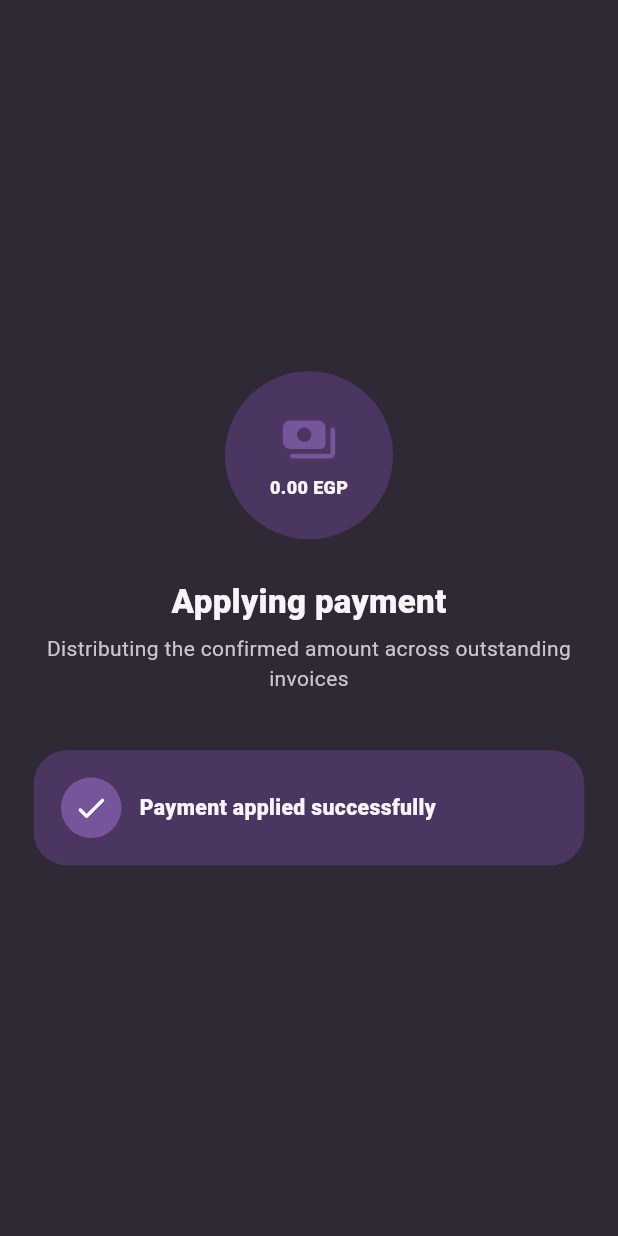
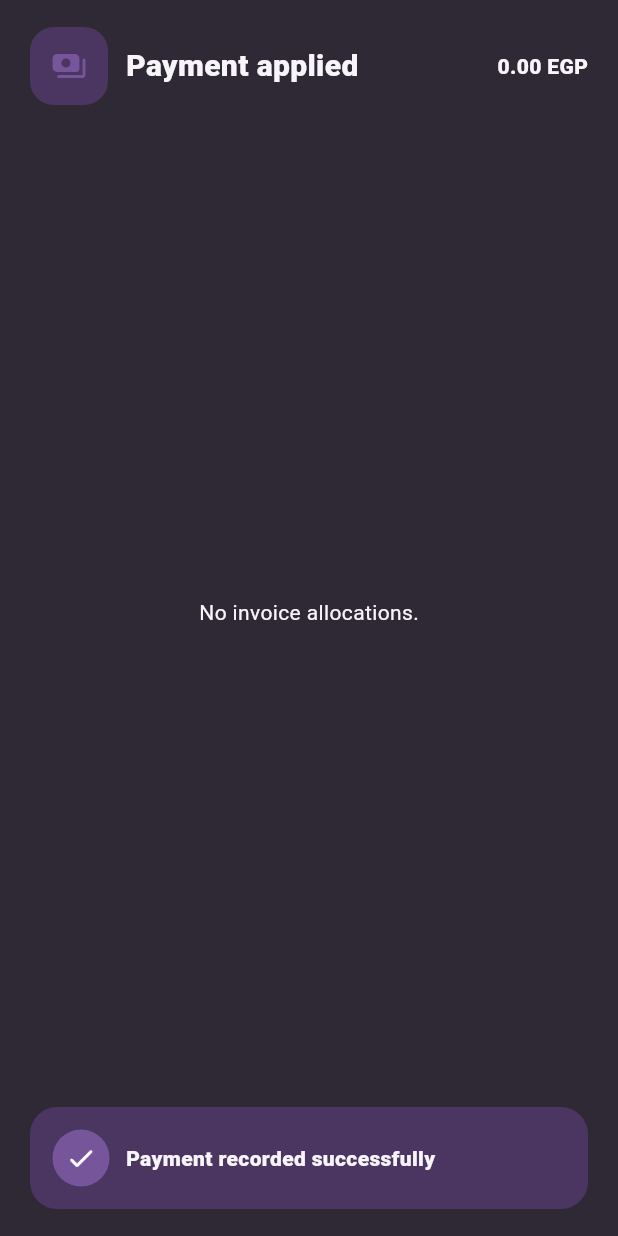
Before and after one commit to MoamenMahmoud1/sales_erp, a Flutter app: the PaymentDistributionAnimation widget shown alone on an empty page, opened directly with empty values, on a phone screen of 412 x 824 dp. Run offline on Flutter 3.47's test engine with Material 3 defaults, Android fonts, the phone set to English and light mode, and no system bars; our stand-ins replace cookie_jar, dio, dio_cookie_manager, flutter_secure_storage, local_auth, share_plus and 1 more; missing offline and left inert: workmanager; accounts and stored records are empty.

Commit message:
fix(car): redesign payment allocation animation safely

```diff
--- a/lib/features/car/presentation/animations/payment_distribution_animation.dart
+++ b/lib/features/car/presentation/animations/payment_distribution_animation.dart
@@ -1,26 +1,35 @@
+import 'dart:math' as math;
+
 import 'package:flutter/material.dart';
 
 class PaymentAllocationVisual {
   final String invoiceNumber;
   final double amount;
+  final double remainingAfter;
   final bool becomesPaid;
 
   const PaymentAllocationVisual({
     required this.invoiceNumber,
     required this.amount,
+    this.remainingAfter = 0,
     required this.becomesPaid,
   });
 }
 
-/// One-shot visual confirmation shown only after payment persistence succeeds.
+/// Fast, bounded visual confirmation of the exact invoice allocations.
+///
+/// It is intentionally presentation-only: persistence must already have
+/// succeeded before this route is pushed.
 class PaymentDistributionAnimation extends StatefulWidget {
   final double paymentAmount;
+  final String? scopeLabel;
   final List<PaymentAllocationVisual> allocations;
   final VoidCallback? onComplete;
 
   const PaymentDistributionAnimation({
     super.key,
     required this.paymentAmount,
+    this.scopeLabel,
     required this.allocations,
     this.onComplete,
   });
@@ -35,24 +44,15 @@ class _PaymentDistributionAnimationState
     with SingleTickerProviderStateMixin {
   late final AnimationController _controller = AnimationController(
     vsync: this,
-    duration: const Duration(milliseconds: 2200),
+    duration: Duration(
+      milliseconds: math.min(1800, 850 + widget.allocations.length * 170),
+    ),
   )
     ..addStatusListener((status) {
-      if (status == AnimationStatus.completed) widget.onComplete?.call();
+      if (status == AnimationStatus.completed) {
+        widget.onComplete?.call();
+      }
     });
-
-  late final Animation<double> _source = CurvedAnimation(
-    parent: _controller,
-    curve: const Interval(0, .25, curve: Curves.easeOutBack),
-  );
-  late final Animation<double> _flow = CurvedAnimation(
-    parent: _controller,
-    curve: const Interval(.16, .72, curve: Curves.easeInOutCubic),
-  );
-  late final Animation<double> _result = CurvedAnimation(
-    parent: _controller,
-    curve: const Interval(.68, 1, curve: Curves.easeOutBack),
-  );
 
   @override
   void initState() {
@@ -66,85 +66,209 @@ class _PaymentDistributionAnimationState
     super.dispose();
   }
 
+  double _rowProgress(int index) {
+    final count = widget.allocations.length;
+    if (count == 0) return 1;
+
+    const start = 0.08;
+    const available = 0.78;
+    final span = available / count;
+    final rowStart = start + (index * span);
+    final rowEnd = math.min(0.98, rowStart + math.max(0.16, span * 1.45));
+    final raw = ((_controller.value - rowStart) / (rowEnd - rowStart));
+    return Curves.easeOutCubic.transform(raw.clamp(0.0, 1.0));
+  }
+
   @override
   Widget build(BuildContext context) {
     final scheme = Theme.of(context).colorScheme;
-    final visible = (widget.allocations.length * _flow.value)
-        .ceil()
-        .clamp(0, widget.allocations.length);
 
     return Material(
       color: scheme.surface,
       child: SafeArea(
-        child: Padding(
-          padding: const EdgeInsets.all(24),
+        child: Column(
+          children: [
+            Padding(
+              padding: const EdgeInsets.fromLTRB(20, 18, 20, 12),
+              child: Row(
+                children: [
+                  Container(
+                    width: 52,
+                    height: 52,
+                    decoration: BoxDecoration(
+                      color: scheme.primaryContainer,
+                      borderRadius: BorderRadius.circular(16),
+                    ),
+                    child: Icon(Icons.payments_rounded, color: scheme.primary),
+                  ),
+                  const SizedBox(width: 12),
+                  Expanded(
+                    child: Column(
+                      crossAxisAlignment: CrossAxisAlignment.start,
+                      children: [
+                        const Text(
+                          'Payment applied',
+                          style: TextStyle(fontSize: 20, fontWeight: FontWeight.w900),
+                        ),
+                        if (widget.scopeLabel != null) ...[
+                          const SizedBox(height: 3),
+                          Text(
+                            widget.scopeLabel!,
+                            maxLines: 1,
+                            overflow: TextOverflow.ellipsis,
+                            style: TextStyle(color: scheme.onSurfaceVariant),
+                          ),
+                        ],
+                      ],
+                    ),
+                  ),
+                  Text(
+                    '${widget.paymentAmount.toStringAsFixed(2)} EGP',
+                    style: const TextStyle(fontWeight: FontWeight.w900),
+                  ),
+                ],
+              ),
+            ),
+            Expanded(
               child: AnimatedBuilder(
                 animation: _controller,
-            builder: (context, _) => Column(
+                builder: (context, _) {
+                  if (widget.allocations.isEmpty) {
+                    return const Center(child: Text('No invoice allocations.'));
+                  }
+                  return ListView.separated(
+                    padding: const EdgeInsets.fromLTRB(20, 6, 20, 12),
+                    itemCount: widget.allocations.length,
+                    separatorBuilder: (_, __) => const SizedBox(height: 8),
+                    itemBuilder: (context, index) {
+                      final allocation = widget.allocations[index];
+                      final progress = _rowProgress(index);
+                      final status = allocation.becomesPaid ? 'Paid' : 'Partial';
+                      final isActive = progress > 0 && progress < 1;
+
+                      return Opacity(
+                        opacity: progress,
+                        child: Transform.translate(
+                          offset: Offset(24 * (1 - progress), 0),
+                          child: Container(
+                            padding: const EdgeInsets.all(14),
+                            decoration: BoxDecoration(
+                              color: isActive
+                                  ? scheme.primaryContainer.withValues(alpha: .45)
+                                  : scheme.surfaceContainerHighest,
+                              borderRadius: BorderRadius.circular(18),
+                              border: Border.all(
+                                color: isActive
+                                    ? scheme.primary.withValues(alpha: .35)
+                                    : scheme.outlineVariant,
+                              ),
+                            ),
+                            child: Row(
                               children: [
-                const Spacer(),
-                Transform.scale(
-                  scale: .88 + .12 * _source.value,
-                  child: Container(
-                    width: 112,
-                    height: 112,
+                                Container(
+                                  width: 38,
+                                  height: 38,
                                   decoration: BoxDecoration(
-                      shape: BoxShape.circle,
-                      color: scheme.primaryContainer,
+                                    color: scheme.surface,
+                                    borderRadius: BorderRadius.circular(12),
                                   ),
+                                  child: Icon(
+                                    allocation.becomesPaid
+                                        ? Icons.check_circle_rounded
+                                        : Icons.receipt_long_rounded,
+                                    size: 20,
+                                    color: allocation.becomesPaid
+                                        ? scheme.primary
+                                        : scheme.onSurfaceVariant,
+                                  ),
+                                ),
+                                const SizedBox(width: 11),
+                                Expanded(
                                   child: Column(
-                      mainAxisAlignment: MainAxisAlignment.center,
+                                    crossAxisAlignment: CrossAxisAlignment.start,
                                     children: [
-                        Icon(Icons.payments_rounded, size: 38, color: scheme.primary),
-                        const SizedBox(height: 4),
                                       Text(
-                          '${widget.paymentAmount.toStringAsFixed(2)} EGP',
-                          style: const TextStyle(fontWeight: FontWeight.w900, fontSize: 12),
+                                        allocation.invoiceNumber,
+                                        maxLines: 1,
+                                        overflow: TextOverflow.ellipsis,
+                                        style: const TextStyle(fontWeight: FontWeight.w800),
+                                      ),
+                                      const SizedBox(height: 3),
+                                      Text(
+                                        '${allocation.amount.toStringAsFixed(2)} EGP applied',
+                                        style: TextStyle(
+                                          fontSize: 11,
+                                          color: scheme.onSurfaceVariant,
+                                        ),
+                                      ),
+                                    ],
+                                  ),
+                                ),
+                                const SizedBox(width: 10),
+                                Column(
+                                  crossAxisAlignment: CrossAxisAlignment.end,
+                                  children: [
+                                    Text(
+                                      status,
+                                      style: TextStyle(
+                                        fontSize: 11,
+                                        fontWeight: FontWeight.w900,
+                                        color: allocation.becomesPaid
+                                            ? scheme.primary
+                                            : scheme.tertiary,
+                                      ),
+                                    ),
+                                    const SizedBox(height: 3),
+                                    Text(
+                                      allocation.remainingAfter <= 0
+                                          ? '0.00 remaining'
+                                          : '${allocation.remainingAfter.toStringAsFixed(2)} remaining',
+                                      style: TextStyle(
+                                        fontSize: 11,
+                                        color: scheme.onSurfaceVariant,
+                                      ),
+                                    ),
+                                  ],
                                 ),
                               ],
                             ),
                           ),
                         ),
-                const SizedBox(height: 26),
-                const Text(
-                  'Applying payment',
-                  style: TextStyle(fontSize: 22, fontWeight: FontWeight.w900),
+                      );
+                    },
+                  );
+                },
               ),
-                const SizedBox(height: 6),
-                Text(
-                  'Distributing the confirmed amount across outstanding invoices',
-                  textAlign: TextAlign.center,
-                  style: TextStyle(color: scheme.onSurfaceVariant),
             ),
-                const SizedBox(height: 28),
-                for (var i = 0; i < visible; i++)
-                  _AllocationRow(
-                    allocation: widget.allocations[i],
-                    progress: ((_flow.value * widget.allocations.length) - i)
-                        .clamp(0.0, 1.0),
-                  ),
-                const SizedBox(height: 10),
-                Opacity(
-                  opacity: _result.value,
-                  child: Transform.scale(
-                    scale: .9 + .1 * _result.value,
+            AnimatedBuilder(
+              animation: _controller,
+              builder: (context, _) {
+                final progress = Curves.easeOutCubic.transform(
+                  ((_controller.value - .78) / .22).clamp(0.0, 1.0),
+                );
+                return Padding(
+                  padding: const EdgeInsets.fromLTRB(20, 4, 20, 18),
+                  child: Opacity(
+                    opacity: progress,
                     child: Container(
-                      padding: const EdgeInsets.all(18),
+                      width: double.infinity,
+                      padding: const EdgeInsets.all(15),
                       decoration: BoxDecoration(
                         color: scheme.primaryContainer,
-                        borderRadius: BorderRadius.circular(22),
+                        borderRadius: BorderRadius.circular(18),
                       ),
                       child: Row(
                         children: [
                           CircleAvatar(
+                            radius: 19,
                             backgroundColor: scheme.primary,
                             foregroundColor: scheme.onPrimary,
-                            child: const Icon(Icons.check_rounded),
+                            child: const Icon(Icons.check_rounded, size: 21),
                           ),
-                          const SizedBox(width: 12),
+                          const SizedBox(width: 11),
                           const Expanded(
                             child: Text(
-                              'Payment applied successfully',
+                              'Payment recorded successfully',
                               style: TextStyle(fontWeight: FontWeight.w900),
                             ),
                           ),
@@ -152,55 +276,12 @@ class _PaymentDistributionAnimationState
                       ),
                     ),
                   ),
+                );
+              },
             ),
-                const Spacer(),
           ],
-            ),
-          ),
         ),
       ),
     );
   }
 }
-
-class _AllocationRow extends StatelessWidget {
-  final PaymentAllocationVisual allocation;
-  final double progress;
-
-  const _AllocationRow({required this.allocation, required this.progress});
-
-  @override
-  Widget build(BuildContext context) {
-    final scheme = Theme.of(context).colorScheme;
-    return Padding(
-      padding: const EdgeInsets.symmetric(vertical: 5),
-      child: Row(
-        children: [
-          Icon(Icons.receipt_long_rounded, size: 19, color: scheme.primary),
-          const SizedBox(width: 10),
-          Expanded(
-            child: Text(
-              allocation.invoiceNumber,
-              style: const TextStyle(fontWeight: FontWeight.w700),
-            ),
-          ),
-          Opacity(
-            opacity: progress,
-            child: Text(
-              '${allocation.amount.toStringAsFixed(2)} EGP',
-              style: const TextStyle(fontWeight: FontWeight.w900),
-            ),
-          ),
-          if (allocation.becomesPaid)
-            Opacity(
-              opacity: progress,
-              child: const Padding(
-                padding: EdgeInsets.only(left: 8),
-                child: Icon(Icons.check_circle_rounded, size: 19),
-              ),
-            ),
-        ],
-      ),
-    );
-  }
-}
```
Lines whose indentation alone changed are shown as unchanged.
